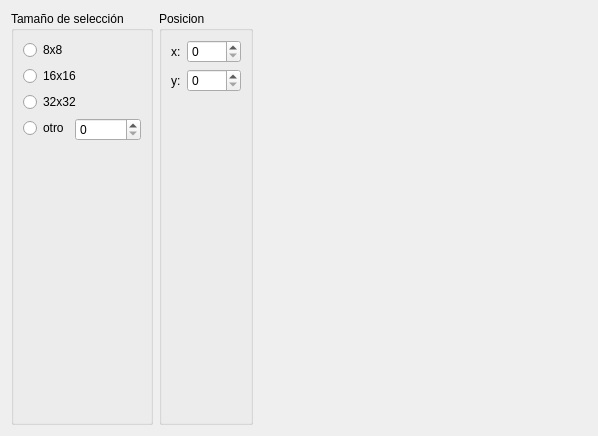
The window that src/widgets/tabsContent/tab_content.ui (rozanecm/7561-piv) describes before a commit, drawn with Qt 5.
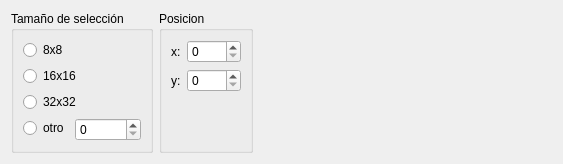
The same window after the commit.

What changed in the file:
```diff
--- a/src/widgets/tabsContent/tab_content.ui
+++ b/src/widgets/tabsContent/tab_content.ui
@@ -2,14 +2,6 @@
 <ui version="4.0">
  <class>TabContent</class>
  <widget class="QWidget" name="TabContent">
-  <property name="geometry">
-   <rect>
-    <x>0</x>
-    <y>0</y>
-    <width>598</width>
-    <height>436</height>
-   </rect>
-  </property>
   <property name="windowTitle">
    <string>Form</string>
   </property>
```
